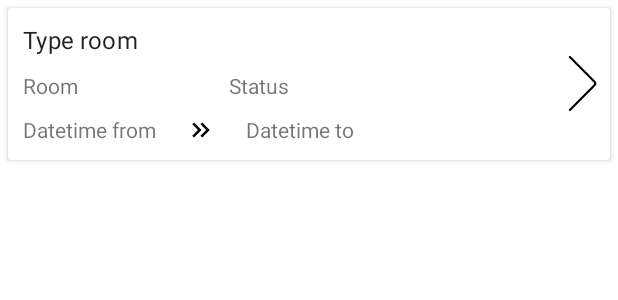
After one commit to NghiaHaNgoc/HotelBookingApp, an Android app: the layout fragment_reservation_history_item.xml on its own in the app's theme, with its tools: preview values and no code run, on a phone screen of 412 x 824 dp. The commit adds this screen. Shown: the top 300 px of the screen. Run offline under Robolectric (Android 15) with nearby library versions, the phone set to English and light mode, and no system bars.

Commit message:
Add screen reservation history

```diff
--- a/app/src/main/java/com/hotel/hotel_booking_app/model/Room.java
+++ b/app/src/main/java/com/hotel/hotel_booking_app/model/Room.java
@@ -7,4 +7,5 @@ public class Room {
     public Integer floor;
     public Integer status;
     public String updatedAt;
+    public TypeRoom typeRoom;
 }
--- a/app/src/main/java/com/hotel/hotel_booking_app/service/ApiService.java
+++ b/app/src/main/java/com/hotel/hotel_booking_app/service/ApiService.java
@@ -60,6 +60,10 @@ public class ApiService {
         return service.addReservation(getAuthorization(), input);
     }
 
+    public Call<ApiResponse<List<Reservation>>> listReservation() {
+        return service.listReservation(getAuthorization());
+    }
+
     private String getAuthorization() {
         return "Bearer " + context.getSharedPreferences("account",
                 Context.MODE_PRIVATE).getString("token", "");
--- a/app/src/main/java/com/hotel/hotel_booking_app/service/ReservationService.java
+++ b/app/src/main/java/com/hotel/hotel_booking_app/service/ReservationService.java
@@ -3,8 +3,11 @@ package com.hotel.hotel_booking_app.service;
 import com.hotel.hotel_booking_app.model.ApiResponse;
 import com.hotel.hotel_booking_app.model.Reservation;
 
+import java.util.List;
+
 import retrofit2.Call;
 import retrofit2.http.Body;
+import retrofit2.http.GET;
 import retrofit2.http.Header;
 import retrofit2.http.POST;
 
@@ -12,4 +15,6 @@ public interface ReservationService {
     @POST("user/reservation/add")
     Call<ApiResponse<Reservation>> addReservation(@Header("Authorization") String authorization,
                                                   @Body Reservation.ReservationInput input);
+    @GET("customer/reservation/list")
+    Call<ApiResponse<List<Reservation>>> listReservation(@Header("Authorization") String authorization);
 }
--- /dev/null
+++ b/app/src/main/res/drawable/baseline_keyboard_double_arrow_right.xml
@@ -0,0 +1,7 @@
+<vector xmlns:android="http://schemas.android.com/apk/res/android" android:height="24dp" android:tint="#000000" android:viewportHeight="24" android:viewportWidth="24" android:width="24dp">
+
+    <path android:fillColor="@android:color/white" android:pathData="M6.41,6l-1.41,1.41l4.58,4.59l-4.58,4.59l1.41,1.41l6,-6z"/>
+
+    <path android:fillColor="@android:color/white" android:pathData="M13,6l-1.41,1.41l4.58,4.59l-4.58,4.59l1.41,1.41l6,-6z"/>
+
+</vector>
--- /dev/null
+++ b/app/src/main/res/drawable/right_arrow_svgrepo_com.xml
@@ -0,0 +1,13 @@
+<vector xmlns:android="http://schemas.android.com/apk/res/android"
+    android:width="24dp"
+    android:height="24dp"
+    android:autoMirrored="true"
+    android:tint="#000000"
+    android:viewportWidth="75.804"
+    android:viewportHeight="75.804">
+
+    <path
+        android:fillColor="@android:color/white"
+        android:pathData="M20.54,75.804a1.5,1.5 0,0 1,-1.061 -2.561l33.557,-33.56a2.53,2.53 0,0 0,0 -3.564l-33.557,-33.558a1.5,1.5 0,0 1,2.122 -2.121l33.556,33.558a5.53,5.53 0,0 1,0 7.807l-33.557,33.56A1.5,1.5 0,0 1,20.54 75.804Z" />
+
+</vector>
--- /dev/null
+++ b/app/src/main/res/layout/fragment_reservation_history_item.xml
@@ -0,0 +1,92 @@
+<?xml version="1.0" encoding="utf-8"?>
+<androidx.cardview.widget.CardView xmlns:android="http://schemas.android.com/apk/res/android"
+    xmlns:app="http://schemas.android.com/apk/res-auto"
+    android:layout_width="match_parent"
+    android:layout_height="wrap_content"
+    android:layout_margin="5dp"
+    android:elevation="10dp">
+
+    <LinearLayout
+        android:layout_width="match_parent"
+        android:layout_height="wrap_content"
+        android:orientation="horizontal"
+        android:gravity="center">
+
+        <LinearLayout
+            android:layout_width="0dp"
+            android:layout_height="wrap_content"
+            android:layout_weight="10"
+            android:orientation="vertical"
+            android:padding="10dp">
+
+            <TextView
+                android:id="@+id/reservation_history_item_type_room"
+                style="@style/TextAppearance.MaterialComponents.Subtitle1"
+                android:layout_width="match_parent"
+                android:layout_height="wrap_content"
+                android:text="@string/type_room" />
+
+            <LinearLayout
+                android:layout_width="match_parent"
+                android:layout_height="wrap_content"
+                android:layout_marginTop="10dp"
+                android:orientation="horizontal">
+
+                <TextView
+                    android:id="@+id/reservation_history_item_room"
+                    android:layout_width="0dp"
+                    android:layout_height="wrap_content"
+                    android:layout_weight="2"
+                    android:text="@string/room" />
+
+                <TextView
+                    android:id="@+id/reservation_history_item_status"
+                    android:layout_width="0dp"
+                    android:layout_height="wrap_content"
+                    android:layout_weight="3"
+                    android:text="@string/status" />
+
+
+            </LinearLayout>
+
+            <LinearLayout
+                android:layout_width="match_parent"
+                android:layout_height="wrap_content"
+                android:layout_marginTop="10dp"
+                android:gravity="start"
+                android:orientation="horizontal">
+
+                <TextView
+                    android:id="@+id/reservation_history_item_checkin_at"
+                    android:layout_width="wrap_content"
+                    android:layout_height="wrap_content"
+                    android:text="@string/datetime_from" />
+
+
+                <ImageView
+                    android:layout_width="20dp"
+                    android:layout_height="wrap_content"
+                    android:layout_marginHorizontal="20dp"
+                    android:adjustViewBounds="true"
+                    android:src="@drawable/baseline_keyboard_double_arrow_right"
+                    app:layout_constraintBottom_toBottomOf="parent"
+                    app:layout_constraintEnd_toEndOf="parent"
+                    app:layout_constraintStart_toStartOf="parent"
+                    app:layout_constraintTop_toTopOf="parent" />
+
+                <TextView
+                    android:id="@+id/reservation_history_item_checkout_at"
+                    android:layout_width="wrap_content"
+                    android:layout_height="wrap_content"
+                    android:text="@string/datetime_to" />
+            </LinearLayout>
+        </LinearLayout>
+        <ImageView
+            android:layout_width="0dp"
+            android:layout_height="wrap_content"
+            android:layout_weight="1"
+            android:adjustViewBounds="true"
+            android:src="@drawable/right_arrow_svgrepo_com"
+            />
+    </LinearLayout>
+</androidx.cardview.widget.CardView>
--- a/app/src/main/res/menu/activity_main_drawer.xml
+++ b/app/src/main/res/menu/activity_main_drawer.xml
@@ -14,8 +14,8 @@
             android:icon="@drawable/ic_menu_gallery"
             android:title="@string/profile" />
         <item
-            android:id="@+id/nav_slideshow"
+            android:id="@+id/nav_reservation_history"
             android:icon="@drawable/ic_menu_slideshow"
-            android:title="@string/menu_slideshow" />
+            android:title="@string/reservation_history" />
     </group>
 </menu>
--- a/app/src/main/res/values/strings.xml
+++ b/app/src/main/res/values/strings.xml
@@ -54,6 +54,11 @@
     <string name="room">Room</string>
     <string name="room_number">Room number</string>
     <string name="floor">Floor</string>
+    <string name="status">Status</string>
+    <string name="status_open">Open</string>
+    <string name="status_in_progress">In progress</string>
+    <string name="status_end">End</string>
+    <string name="status_cancel">Cancel</string>
 
     <string name="require_input_message">This field is required!</string>
     <string name="exceed_capacity_limit_message">Exceed capacity limit!</string>
```
Also changed, not shown: app/src/main/java/com/hotel/hotel_booking_app/MainActivity.java (+4 -6 lines), app/src/main/java/com/hotel/hotel_booking_app/ui/reservation_history/ReservationHistoryFragment.java (added, +83 -0 lines), app/src/main/java/com/hotel/hotel_booking_app/ui/reservation_history/ReservationHistoryItemRecyclerViewAdapter.java (added, +128 -0 lines), app/src/main/res/layout/fragment_reservation_history.xml (added, +16 -0 lines), app/src/main/res/navigation/mobile_navigation.xml (+7 -0 lines).
